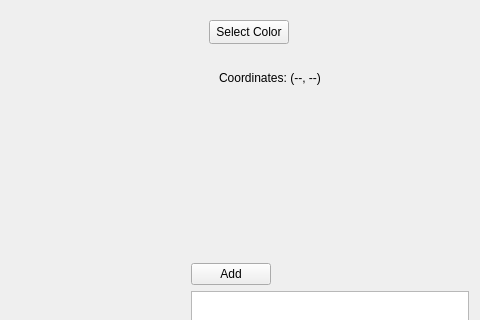
This is mainwindow.ui in gourdCravings/catnmouse as Qt 5 draws it before an edit; both pictures show x 401 to 881 and y 0 to 320 of the 881 by 574 pixel window. The edited form follows.
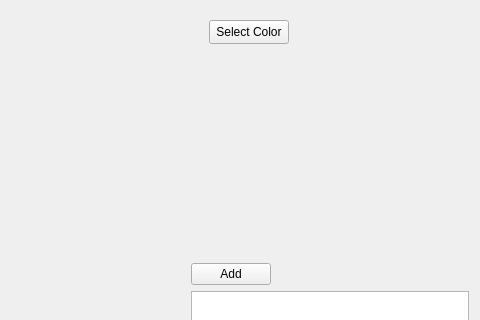
This is the edited form.

Patch:
```diff
--- a/mainwindow.ui
+++ b/mainwindow.ui
@@ -170,19 +170,6 @@
      <string>Select Color</string>
     </property>
    </widget>
-   <widget class="QLabel" name="coordinateLabel">
-    <property name="geometry">
-     <rect>
-      <x>620</x>
-      <y>70</y>
-      <width>111</width>
-      <height>16</height>
-     </rect>
-    </property>
-    <property name="text">
-     <string>Coordinates: (--, --)</string>
-    </property>
-   </widget>
   </widget>
   <widget class="QMenuBar" name="menubar">
    <property name="geometry">
```
Left out of the diff: 3 changed lines with no effect on the pictures.
